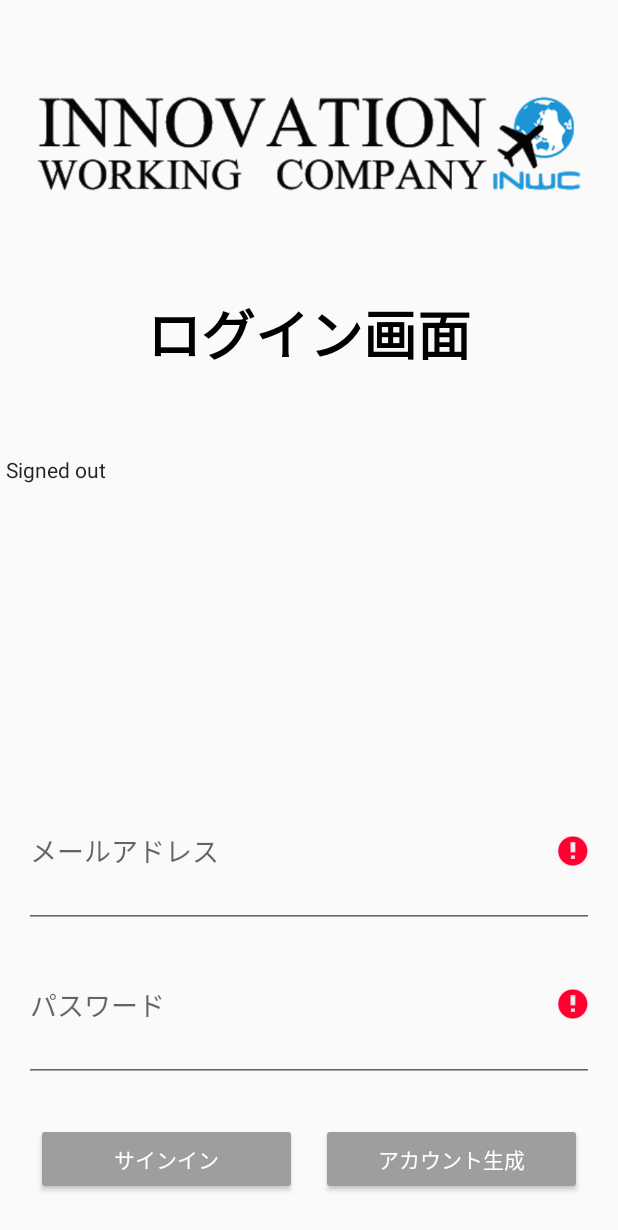
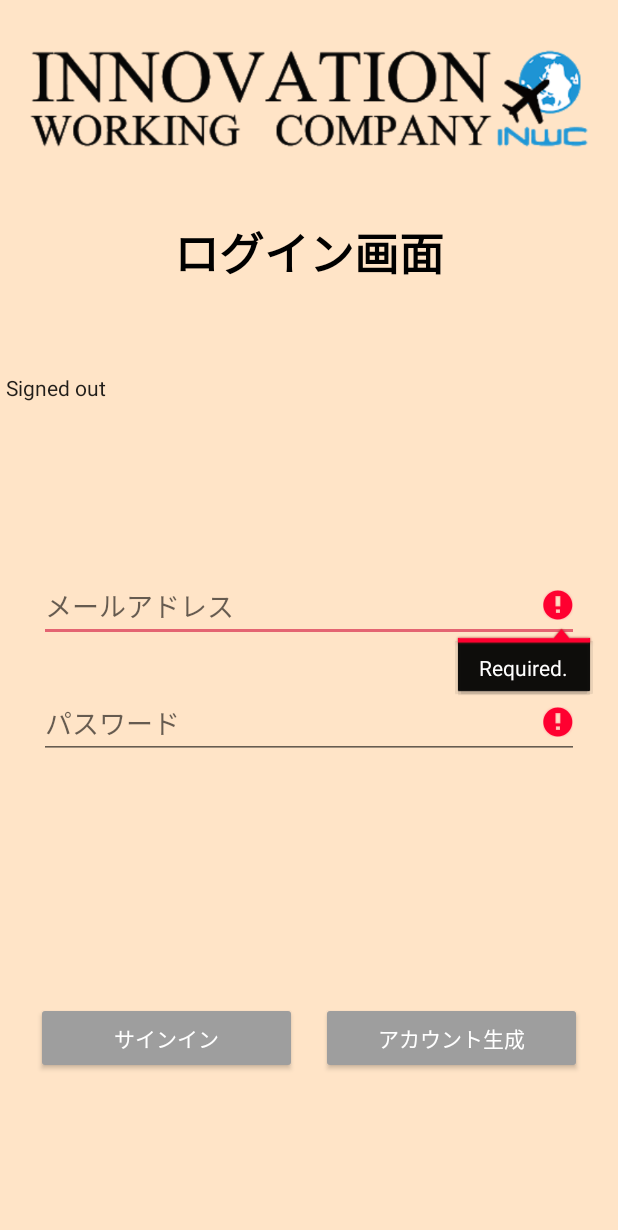
Before and after one commit to MikeHyungiLee/commuting_management_app_kotlin, an Android app: the LoginActivity screen opened directly, with no data from a screen before it, after a tap on "サインイン", on a phone screen of 412 x 824 dp. Shown: the top 1230 px of the screen. Run offline under Robolectric (Android 15) with nearby library versions, the phone set to English and light mode, and no system bars; our stand-ins replace Firebase (no records; nobody signed in at launch, a user with empty details on screens opened directly); 1 other tap on this screen came first.

Commit message:
[add/update] ログイン画面のレイアウト修正と給料確認、設定画面のレイアウトファイルを作成しました。

```diff
--- a/app/src/main/AndroidManifest.xml
+++ b/app/src/main/AndroidManifest.xml
@@ -9,7 +9,8 @@
         android:roundIcon="@mipmap/ic_launcher_round"
         android:supportsRtl="true"
         android:theme="@style/AppTheme">
-        <activity android:name=".ui.login.LoginActivity"></activity>
+        <activity android:name=".ui.login.LoginActivity">
+        </activity>
         <activity android:name=".ui.main.MainActivity">
             <intent-filter>
                 <action android:name="android.intent.action.MAIN" />
--- a/app/src/main/java/com/hyungilee/commutingmanagement/ui/login/LoginActivity.kt
+++ b/app/src/main/java/com/hyungilee/commutingmanagement/ui/login/LoginActivity.kt
@@ -4,6 +4,7 @@
 import android.text.TextUtils
 import android.util.Log
 import android.view.View
+import android.view.WindowManager
 import android.widget.Toast
 import com.google.firebase.auth.FirebaseAuth
 import com.google.firebase.auth.FirebaseUser
@@ -28,6 +29,8 @@
         setContentView(binding.root)
         setProgressBar(binding.progressBar)
 
+        window.setSoftInputMode(WindowManager.LayoutParams.SOFT_INPUT_ADJUST_PAN);
+
         // buttons binding
         binding.emailSignInButton.setOnClickListener(this)
         binding.emailCreateAccountButton.setOnClickListener(this)
@@ -51,10 +54,10 @@
     private fun updateUI(user: FirebaseUser?){
         hideProgressBar()
         if(user != null){
-            binding.status.text = "Email User: $user.email (verified: ${user.isEmailVerified}) "
+            binding.status.text = "ログインしたメールアカウントは認証されたアカウントじゃないです。"
             binding.detail.text = "Firebase UID: ${user.uid}"
             binding.emailPasswordButtons.visibility = View.GONE
-            binding.emailPasswordFields.visibility = View.GONE
+            binding.emailPasswordFields.visibility = View.VISIBLE
             binding.signedInButtons.visibility = View.VISIBLE
 
             if(user.isEmailVerified){
--- a/app/src/main/res/layout/activity_login.xml
+++ b/app/src/main/res/layout/activity_login.xml
@@ -5,7 +5,8 @@
     android:layout_height="match_parent"
     xmlns:tools="http://schemas.android.com/tools"
     android:orientation="vertical"
-    android:weightSum="6"
+    android:background="@color/kLightYellow2"
+    android:weightSum="8"
     xmlns:android="http://schemas.android.com/apk/res/android">
 
     <ProgressBar
@@ -20,32 +21,36 @@
             android:layout_width="match_parent"
             android:layout_height="wrap_content"
             android:orientation="vertical"
-            android:layout_weight="3">
+            android:layout_weight="1">
         <ImageView
             android:id="@+id/icon"
             android:layout_width="wrap_content"
             android:layout_height="wrap_content"
-            android:layout_marginTop="30dp"
-            android:layout_marginBottom="50dp"
-            android:layout_marginLeft="20dp"
-            android:layout_marginRight="20dp"
+            android:layout_marginLeft="15dp"
+            android:layout_marginRight="15dp"
+            android:layout_marginBottom="30dp"
             android:src="@drawable/company_logo" />
-
         <TextView
             android:id="@+id/titleText"
             android:layout_width="wrap_content"
             android:layout_height="wrap_content"
             android:layout_gravity="center"
-            android:layout_marginBottom="50dp"
             android:text="ログイン画面"
+            android:textSize="30sp"
             android:textColor="@color/colorBlack"
             android:textStyle="bold"
             android:theme="@style/ThemeOverlay.MyTitleText" />
 
+        </LinearLayout>
+
+        <LinearLayout
+            android:layout_width="match_parent"
+            android:layout_height="wrap_content"
+            android:visibility="visible">
             <TextView
                 android:id="@+id/status"
                 style="@style/ThemeOverlay.MyTextDetail"
-            android:text="サインアウト" />
+                android:text="サインアウト"/>
 
             <TextView
                 android:id="@+id/detail"
@@ -58,23 +63,27 @@
             android:layout_width="match_parent"
             android:layout_height="wrap_content"
             android:orientation="vertical"
+            android:gravity="center"
             android:paddingLeft="16dp"
             android:paddingRight="16dp"
-            android:layout_weight="2">
+            android:layout_weight="4">
 
             <EditText
                 android:id="@+id/fieldEmail"
                 android:layout_width="match_parent"
                 android:layout_height="wrap_content"
-                android:layout_weight="1"
                 android:hint="メールアドレス"
+                android:layout_marginBottom="30dp"
+                android:layout_marginLeft="10dp"
+                android:layout_marginRight="10dp"
                 android:inputType="textEmailAddress" />
 
             <EditText
                 android:id="@+id/fieldPassword"
                 android:layout_width="match_parent"
                 android:layout_height="wrap_content"
-                android:layout_weight="1"
+                android:layout_marginLeft="10dp"
+                android:layout_marginRight="10dp"
                 android:hint="パスワード"
                 android:inputType="textPassword" />
 
@@ -84,7 +93,7 @@
             android:layout_width="match_parent"
             android:layout_height="wrap_content"
             android:gravity="center"
-            android:layout_weight="1">
+            android:layout_weight="2">
         <RelativeLayout
             android:layout_width="match_parent"
             android:layout_height="wrap_content"
@@ -97,7 +106,8 @@
                 android:layout_height="wrap_content"
                 android:orientation="horizontal"
                 android:paddingLeft="16dp"
-                android:paddingRight="16dp">
+                android:paddingRight="16dp"
+                android:visibility="gone">
 
                 <Button
                     android:id="@+id/emailSignInButton"
@@ -125,17 +135,37 @@
                 android:layout_width="match_parent"
                 android:layout_height="wrap_content"
                 android:layout_centerInParent="true"
-                android:orientation="horizontal"
+                android:orientation="vertical"
                 android:paddingLeft="16dp"
                 android:paddingRight="16dp"
-                android:visibility="gone">
+                android:visibility="visible">
+
+                <TextView
+                    android:layout_width="match_parent"
+                    android:layout_height="wrap_content"
+                    android:textSize="11sp"
+                    android:textColor="@color/colorBlack"
+                    android:text="初期ログインする場合は認証リンクをメールに送って認証してください。"/>
+
+                <TextView
+                    android:layout_width="match_parent"
+                    android:layout_height="wrap_content"
+                    android:textSize="11sp"
+                    android:textColor="@color/colorBlack"
+                    android:layout_marginBottom="15dp"
+                    android:text="認証した後で一番右側の認証完了ボタンを押してください。"/>
+
+                <LinearLayout
+                    android:layout_width="match_parent"
+                    android:layout_height="wrap_content"
+                    android:orientation="horizontal">
 
                     <Button
                         android:id="@+id/signOutButton"
                         android:layout_marginStart="@dimen/button_horizontal_margin"
                         android:layout_marginEnd="@dimen/button_horizontal_margin"
                         android:layout_width="0dp"
-                    android:layout_height="wrap_content"
+                        android:layout_height="match_parent"
                         android:layout_weight="1"
                         android:text="サインアウト"
                         android:theme="@style/ThemeOverlay.MyDarkButton" />
@@ -145,9 +175,10 @@
                         android:layout_marginStart="@dimen/button_horizontal_margin"
                         android:layout_marginEnd="@dimen/button_horizontal_margin"
                         android:layout_width="0dp"
-                    android:layout_height="wrap_content"
+                        android:layout_height="match_parent"
                         android:layout_weight="1"
-                    android:text="確認メール送信"
+                        android:textSize="12sp"
+                        android:text="認証リンク送信"
                         android:theme="@style/ThemeOverlay.MyDarkButton" />
 
                     <Button
@@ -158,8 +189,9 @@
                         android:layout_width="0dp"
                         android:layout_height="wrap_content"
                         android:layout_weight="1"
-                    android:text="メール確認完了"
+                        android:text="認証完了"
                         android:theme="@style/ThemeOverlay.MyDarkButton" />
+                </LinearLayout>
             </LinearLayout>
         </RelativeLayout>
 
--- a/app/src/main/res/menu/bottom_nav.xml
+++ b/app/src/main/res/menu/bottom_nav.xml
@@ -9,9 +9,11 @@
         android:icon="@drawable/ic_history_black"
         android:title="打刻履歴"/>
     <item
+        android:id="@+id/salaryVerficationFragment"
         android:icon="@drawable/ic_attach_money_black"
         android:title="給料確認"/>
     <item
+        android:id="@+id/settingFragment"
         android:icon="@drawable/ic_settings_black"
         android:title="設定"/>
 </menu>
--- a/app/src/main/res/values/colors.xml
+++ b/app/src/main/res/values/colors.xml
@@ -21,4 +21,7 @@
 
     <color name="grey_500">#9E9E9E</color>
 
+    <!--inactive screen color-->
+    <color name="inactive_screen_background">#99000000</color>
+
 </resources>
```
Also changed, not shown: app/src/main/java/com/hyungilee/commutingmanagement/ui/salaryverification/SalaryVerficationFragment.kt (added, +33 -0 lines), app/src/main/java/com/hyungilee/commutingmanagement/ui/salaryverification/SalaryVerficationViewModel.kt (added, +7 -0 lines), app/src/main/java/com/hyungilee/commutingmanagement/ui/setting/SettingFragment.kt (added, +46 -0 lines), app/src/main/java/com/hyungilee/commutingmanagement/ui/setting/SettingViewModel.kt (added, +7 -0 lines), app/src/main/res/layout/commuting_time_registration_fragment.xml (+26 -0 lines), app/src/main/res/layout/salary_verfication_fragment.xml (added, +28 -0 lines), app/src/main/res/layout/setting_fragment.xml (added, +38 -0 lines), app/src/main/res/navigation/mobile_navigation.xml (+10 -0 lines). Lines whose indentation alone changed are shown as unchanged.
